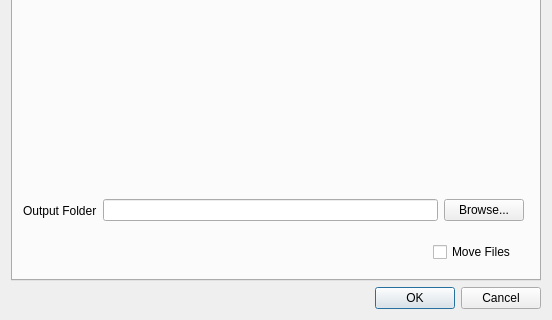
First picture: the form in project_builder_dialog_base.ui, repository Riverscapes/project-builder-qgis-plugin, before the edit; both pictures show x 0 to 552 and y 475 to 795 of the 552 by 795 pixel window.
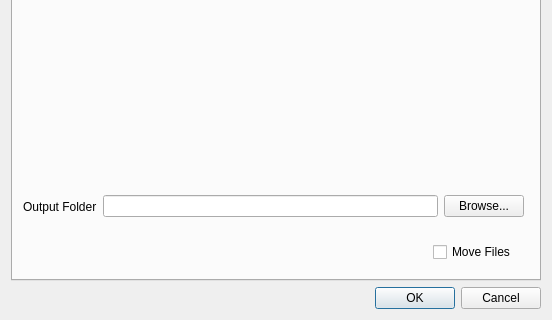
Second picture: the form after the edit.

What changed in the file:
```diff
--- a/project_builder_dialog_base.ui
+++ b/project_builder_dialog_base.ui
@@ -186,9 +186,9 @@
        <property name="geometry">
         <rect>
          <x>10</x>
-         <y>632</y>
+         <y>624</y>
          <width>501</width>
-         <height>33</height>
+         <height>41</height>
         </rect>
        </property>
        <layout class="QHBoxLayout" name="horizontalLayout_5">
```
Left out of the diff: 105 changed lines with no effect on the pictures.
